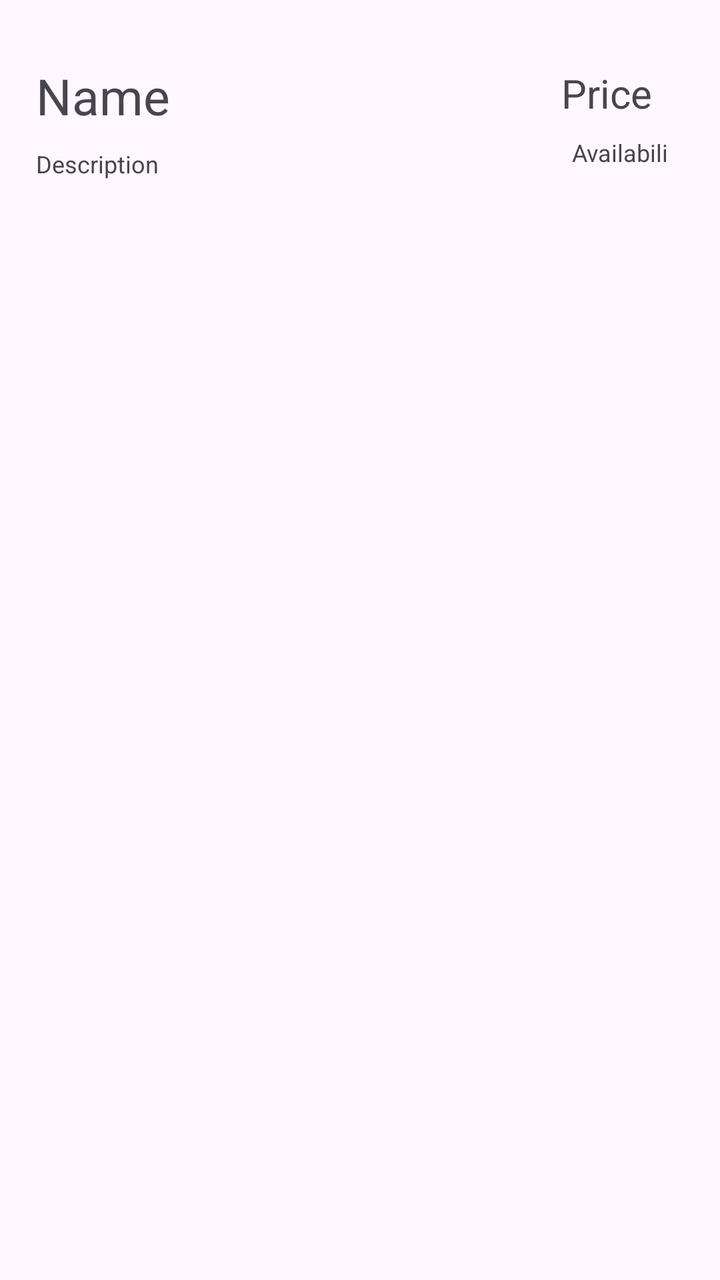
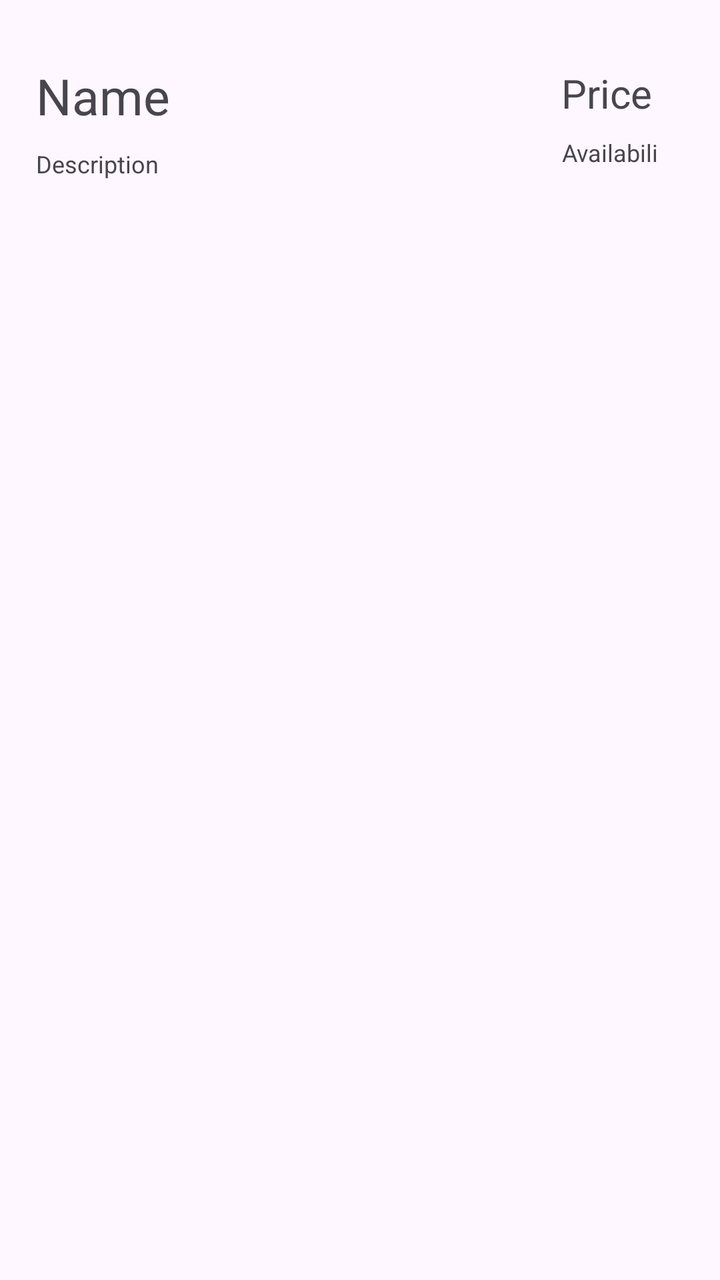

An Android layout rendered at two revisions. The XML below is the earlier revision; the diff shows what the commit changed to produce the second picture.
<!-- AndroidManifest.xml: application theme Theme.ListApp -->
<!-- res/layout/listview_detail.xml -->
<?xml version="1.0" encoding="utf-8"?>
<RelativeLayout xmlns:android="http://schemas.android.com/apk/res/android"
    android:layout_width="match_parent"
    android:layout_height="match_parent">

    <TextView
        android:id="@+id/nameTextView"
        android:layout_width="wrap_content"
        android:layout_height="wrap_content"
        android:layout_alignParentStart="true"
        android:layout_alignParentTop="true"
        android:layout_marginStart="18dp"
        android:layout_marginTop="31dp"
        android:text="Name"
        android:textSize="25sp" />

    <TextView
        android:id="@+id/descriptTextView"
        android:layout_width="wrap_content"
        android:layout_height="wrap_content"
        android:layout_below="@+id/nameTextView"
        android:layout_alignParentStart="true"
        android:layout_marginStart="18dp"
        android:layout_marginTop="9dp"
        android:text="Description"
        android:textSize="12sp" />

    <TextView
        android:id="@+id/priceTextView"
        android:layout_width="wrap_content"
        android:layout_height="wrap_content"
        android:layout_alignParentTop="true"
        android:layout_alignParentEnd="true"
        android:layout_marginTop="33dp"
        android:layout_marginEnd="34dp"
        android:text="Price"
        android:textSize="20sp" />

    <TextView
        android:id="@+id/availabilityTextView"
        android:layout_width="50dp"
        android:layout_height="16dp"
        android:layout_below="@+id/priceTextView"
        android:layout_alignParentEnd="true"
        android:layout_marginTop="8dp"
        android:layout_marginEnd="24dp"
        android:text="Availability"
        android:textSize="12sp" />
</RelativeLayout>
<!-- resources referenced by this layout -->
<resources>
  <style name="Theme.ListApp" parent="Base.Theme.ListApp" />
  <style name="Base.Theme.ListApp" parent="Theme.Material3.DayNight.NoActionBar">
          
          
      </style>
</resources>

<!-- the commit's change to res/layout/listview_detail.xml (unified diff, before → after) -->
@@ -43,7 +43,7 @@
         android:layout_below="@+id/priceTextView"
         android:layout_alignParentEnd="true"
         android:layout_marginTop="8dp"
-        android:layout_marginEnd="24dp"
+        android:layout_marginEnd="29dp"
         android:text="Availability"
         android:textSize="12sp" />
 </RelativeLayout>
